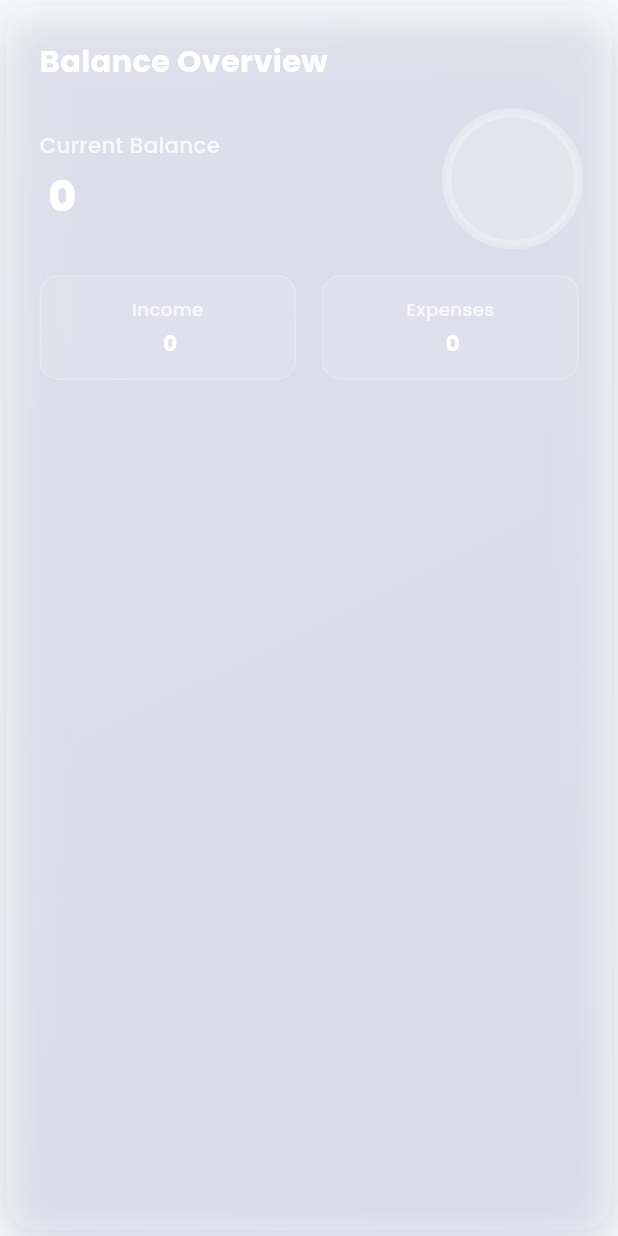
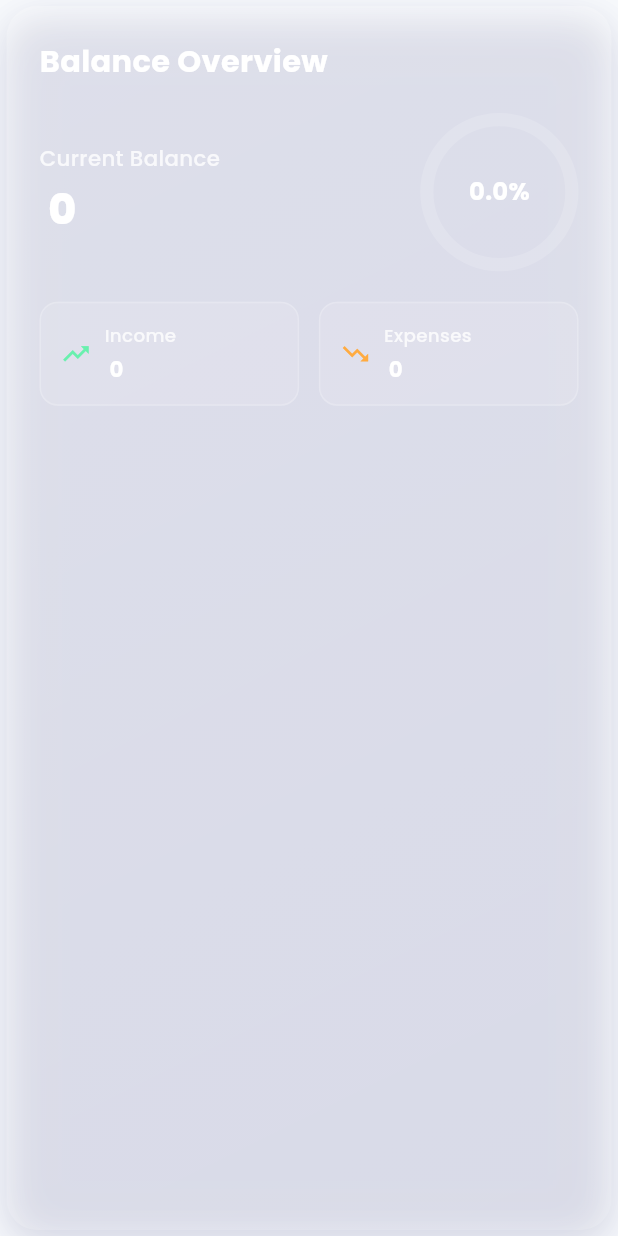
Before and after one commit to ahmed99-max/Budgetary, a Flutter app: the BalanceOverviewCard widget shown alone on an empty page, opened directly with empty values, on a phone screen of 412 x 824 dp. Run offline on Flutter 3.47's test engine with Material 3 defaults, Android fonts, the light colour scheme and no system bars; drawn by our look-alikes of flutter_animate, percent_indicator; our stand-ins replace cloud_firestore, firebase_auth, firebase_core, firebase_storage, fl_chart, flutter_screenutil and 5 more; missing offline and left inert: razorpay_flutter; accounts and stored records are empty.

```diff
--- /dev/null
+++ b/Razorpay/api-keys.csv
@@ -0,0 +1,2 @@
+key_id,key_secret
+rzp_test_RAHe2a2gpOfZSc,cjdQt9bb39HSkUMcFg0pSlVp
--- a/lib/features/dashboard/widgets/balance_overview_card.dart
+++ b/lib/features/dashboard/widgets/balance_overview_card.dart
@@ -1,6 +1,6 @@
 import 'package:flutter/material.dart';
 import 'package:flutter_screenutil/flutter_screenutil.dart';
-import 'package:flutter_animate/flutter_animate.dart';
+import 'package:percent_indicator/percent_indicator.dart';
 import 'package:intl/intl.dart';
 import '../../../core/theme/app_theme.dart';
 import '../../../shared/models/user_model.dart';
@@ -21,10 +21,10 @@ class BalanceOverviewCard extends StatelessWidget {
 
   @override
   Widget build(BuildContext context) {
-    final remainingBalance = user.monthlyIncome - totalExpenses;
-    final spentPercentage = user.monthlyIncome > 0
-        ? (totalExpenses / user.monthlyIncome) * 100
-        : 0.0;
+    final income = user.monthlyIncome;
+    final balance = income - totalExpenses;
+    final spentPercent =
+        income > 0 ? (totalExpenses / income).clamp(0.0, 1.0) : 0.0;
 
     return LiquidCard(
       gradient: LinearGradient(
@@ -48,9 +48,9 @@ class BalanceOverviewCard extends StatelessWidget {
           ),
           SizedBox(height: 20.h),
           Row(
-            mainAxisAlignment: MainAxisAlignment.spaceBetween,
             children: [
-              Column(
+              Expanded(
+                child: Column(
                   crossAxisAlignment: CrossAxisAlignment.start,
                   children: [
                     Text(
@@ -63,7 +63,7 @@ class BalanceOverviewCard extends StatelessWidget {
                     ),
                     SizedBox(height: 4.h),
                     Text(
-                    '${user.currency} ${NumberFormat('#,##0').format(remainingBalance)}',
+                      '${user.currency} ${NumberFormat('#,##0').format(balance)}',
                       style: TextStyle(
                         fontSize: 28.sp,
                         fontWeight: FontWeight.w800,
@@ -72,19 +72,25 @@ class BalanceOverviewCard extends StatelessWidget {
                     ),
                   ],
                 ),
-              Container(
-                width: 80.w,
-                height: 80.w,
-                decoration: BoxDecoration(
-                  shape: BoxShape.circle,
-                  color: Colors.white.withOpacity(0.2),
               ),
-                child: CircularProgressIndicator(
-                  value: (spentPercentage / 100).clamp(0.0, 1.0),
-                  strokeWidth: 6,
-                  backgroundColor: Colors.white.withOpacity(0.3),
-                  valueColor: AlwaysStoppedAnimation(
-                    spentPercentage > 90 ? Colors.red : Colors.white,
+              SizedBox(width: 12.w),
+              CircularPercentIndicator(
+                radius: 48.w,
+                lineWidth: 8.w,
+                percent: spentPercent,
+                backgroundColor: Colors.white.withOpacity(0.15),
+                progressColor: spentPercent >= 0.95
+                    ? Colors.red
+                    : spentPercent >= 0.75
+                        ? Colors.orange
+                        : Colors.greenAccent,
+                circularStrokeCap: CircularStrokeCap.round,
+                center: Text(
+                  '${(spentPercent * 100).toStringAsFixed(1)}%',
+                  style: TextStyle(
+                    fontSize: 16.sp,
+                    fontWeight: FontWeight.bold,
+                    color: Colors.white,
                   ),
                 ),
               ),
@@ -94,20 +100,12 @@ class BalanceOverviewCard extends StatelessWidget {
           Row(
             children: [
               Expanded(
-                child: _buildStatItem(
-                  'Income',
-                  '${user.currency} ${NumberFormat('#,##0').format(user.monthlyIncome)}',
-                  Colors.greenAccent,
-                ),
-              ),
-              SizedBox(width: 16.w),
+                  child: _buildStat(
+                      'Income', income, Icons.trending_up, Colors.greenAccent)),
+              SizedBox(width: 12.w),
               Expanded(
-                child: _buildStatItem(
-                  'Expenses',
-                  '${user.currency} ${NumberFormat('#,##0').format(totalExpenses)}',
-                  Colors.orangeAccent,
-                ),
-              ),
+                  child: _buildStat('Expenses', totalExpenses,
+                      Icons.trending_down, Colors.orangeAccent)),
             ],
           ),
         ],
@@ -115,7 +113,7 @@ class BalanceOverviewCard extends StatelessWidget {
     );
   }
 
-  Widget _buildStatItem(String label, String value, Color color) {
+  Widget _buildStat(String label, double value, IconData icon, Color color) {
     return Container(
       padding: EdgeInsets.all(12.w),
       decoration: BoxDecoration(
@@ -123,7 +121,12 @@ class BalanceOverviewCard extends StatelessWidget {
         borderRadius: BorderRadius.circular(12.r),
         border: Border.all(color: Colors.white.withOpacity(0.2)),
       ),
-      child: Column(
+      child: Row(
+        children: [
+          Icon(icon, color: color, size: 20.sp),
+          SizedBox(width: 8.w),
+          Column(
+            crossAxisAlignment: CrossAxisAlignment.start,
             children: [
               Text(
                 label,
@@ -135,7 +138,7 @@ class BalanceOverviewCard extends StatelessWidget {
               ),
               SizedBox(height: 4.h),
               Text(
-            value,
+                '${user.currency} ${NumberFormat('#,##0').format(value)}',
                 style: TextStyle(
                   fontSize: 14.sp,
                   fontWeight: FontWeight.w700,
@@ -144,6 +147,8 @@ class BalanceOverviewCard extends StatelessWidget {
               ),
             ],
           ),
+        ],
+      ),
     );
   }
 }
```
Also changed, not shown: pubspec.yaml (+14 -0 lines), pubspec.lock, 4 other files. Lines whose indentation alone changed are shown as unchanged.
